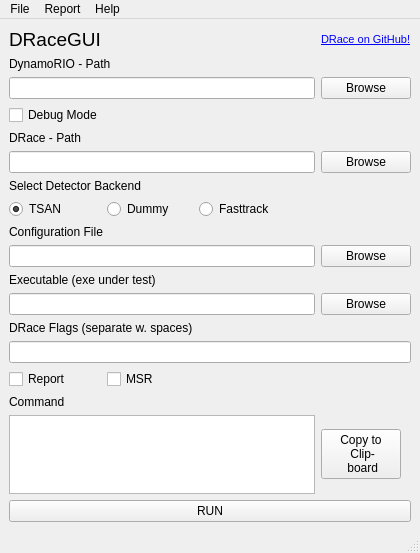
Before: the Qt Designer form tools/DRaceGUI/qt/draceGUI.ui in fmoessbauer/drace, drawn with Qt 5.
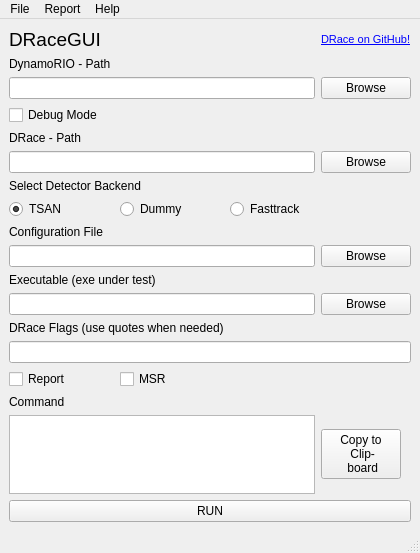
After: the same form once the commit is applied.

Patch:
```diff
--- a/tools/DRaceGUI/qt/draceGUI.ui
+++ b/tools/DRaceGUI/qt/draceGUI.ui
@@ -159,7 +159,7 @@
     <item row="12" column="0" colspan="2">
      <widget class="QLabel" name="label_10">
       <property name="text">
-       <string>DRace Flags (separate w. spaces)</string>
+       <string>DRace Flags (use quotes when needed)</string>
       </property>
      </widget>
     </item>
```
